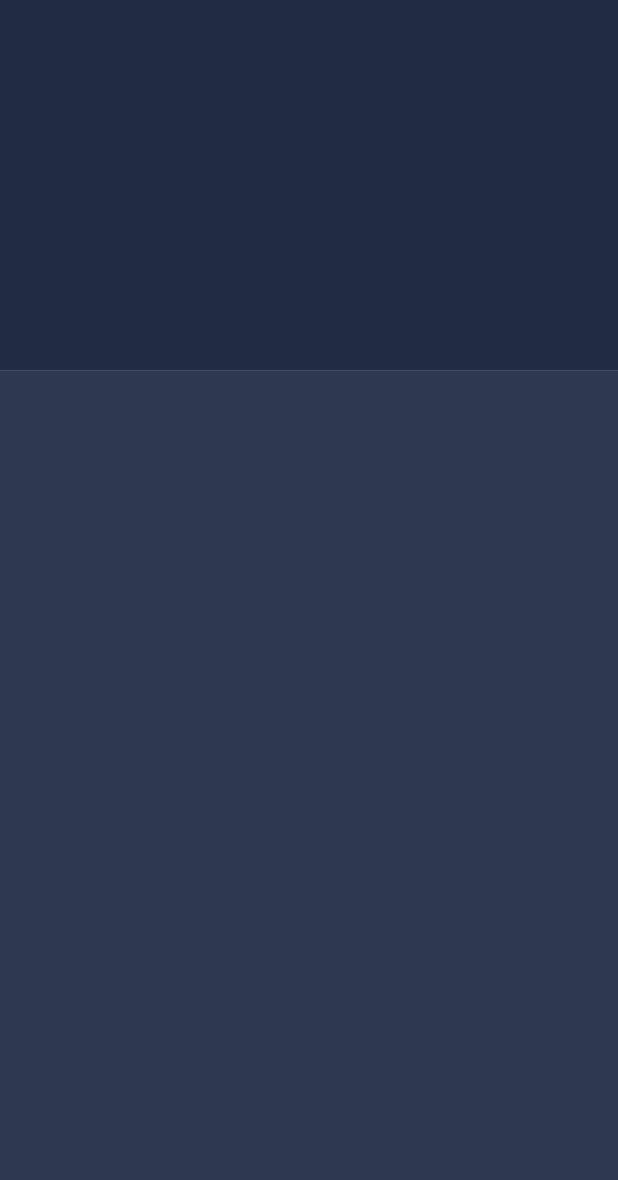
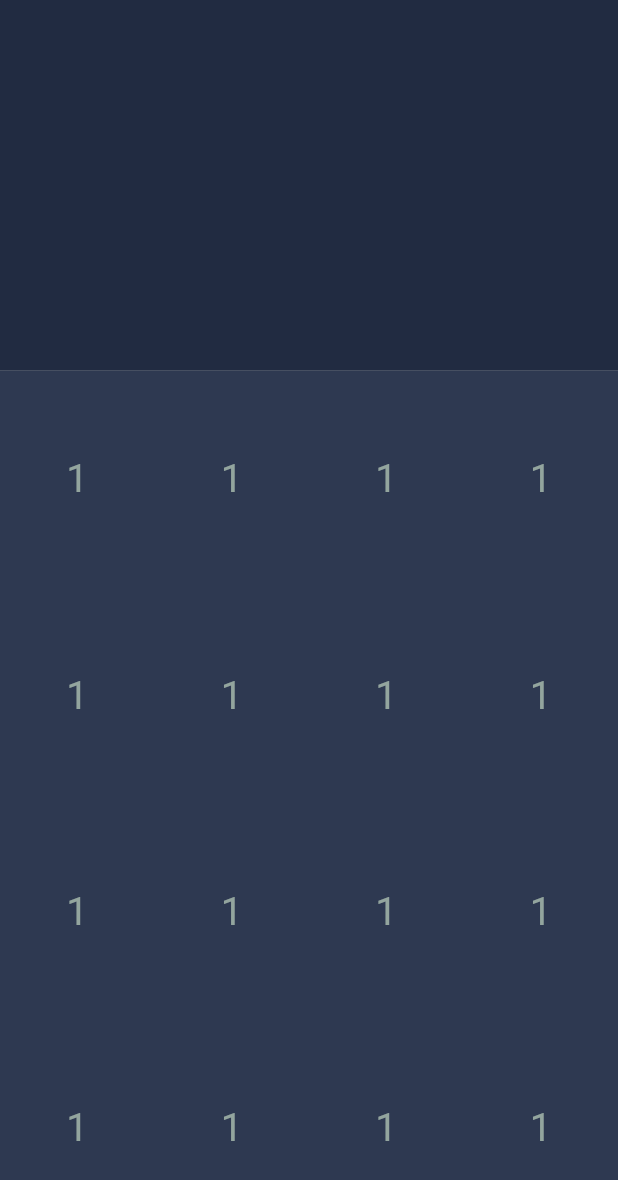
Before and after one commit to amirahmadadibi/calculator_application, a Flutter app: the screen it shows after launch, on a phone screen of 412 x 824 dp. Shown: the top 1180 px of the screen. Run offline on Flutter 3.47's test engine with Material 2 defaults, Android fonts, the phone set to English and light mode, and no system bars; our stand-ins replace hexcolor.

Commit message:
week6 E25 create input layout

```diff
--- a/lib/main.dart
+++ b/lib/main.dart
@@ -7,6 +7,46 @@ void main() {
 
 class Application extends StatelessWidget {
   const Application({Key? key}) : super(key: key);
+
+  Widget getRow() {
+    return Row(
+      mainAxisAlignment: MainAxisAlignment.spaceAround,
+      children: [
+        Padding(
+          padding: EdgeInsets.all(3),
+          child: Text(
+            '1',
+            textAlign: TextAlign.center,
+            style: TextStyle(fontSize: 26, color: textGrey),
+          ),
+        ),
+        Padding(
+          padding: EdgeInsets.all(3),
+          child: Text(
+            '1',
+            textAlign: TextAlign.center,
+            style: TextStyle(fontSize: 26, color: textGrey),
+          ),
+        ),
+        Padding(
+          padding: EdgeInsets.all(3),
+          child: Text(
+            '1',
+            textAlign: TextAlign.center,
+            style: TextStyle(fontSize: 26, color: textGrey),
+          ),
+        ),
+        Padding(
+          padding: EdgeInsets.all(3),
+          child: Text(
+            '1',
+            textAlign: TextAlign.center,
+            style: TextStyle(fontSize: 26, color: textGrey),
+          ),
+        ),
+      ],
+    );
+  }
 
   @override
   Widget build(BuildContext context) {
@@ -26,9 +66,16 @@ class Application extends StatelessWidget {
               Expanded(
                 flex: 7,
                 child: Container(
-                  height: 200,
-                  color: backgroundGrey,
-                ),
+                    color: backgroundGrey,
+                    child: Column(
+                      mainAxisAlignment: MainAxisAlignment.spaceAround,
+                      children: [
+                        getRow(),
+                        getRow(),
+                        getRow(),
+                        getRow(),
+                      ],
+                    )),
               )
             ],
           ),
```
